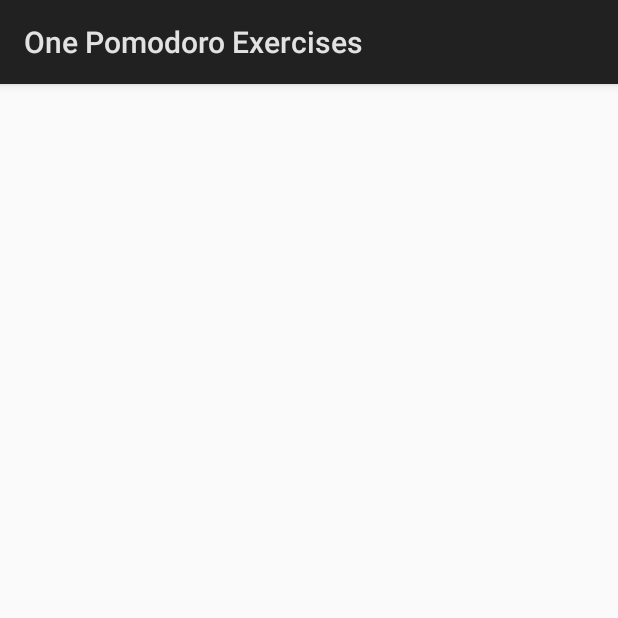
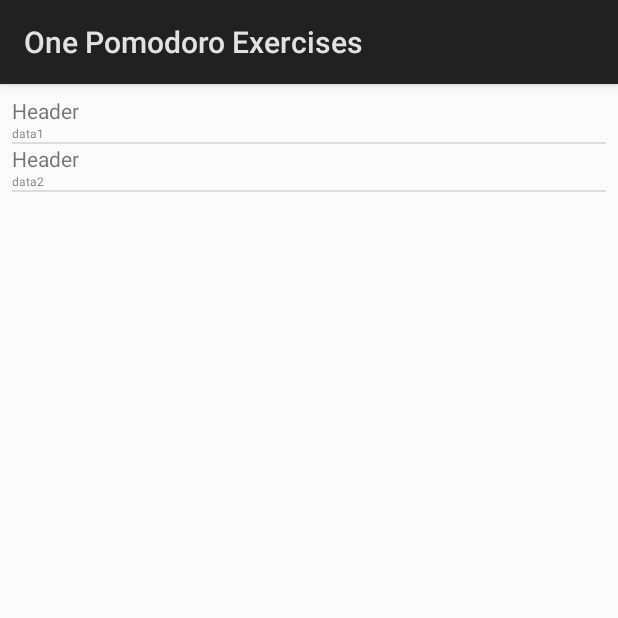
Before and after one commit to HetBenkt/OnePomodoroExercises, an Android app: the screen it shows after launch (MainActivity), on a phone screen of 412 x 824 dp, the top half of it. Run offline under Robolectric (Android 15) with nearby library versions, the phone set to English and light mode, and no system bars.

Commit message:
Update data in custom adapter with row layout data

```diff
--- /dev/null
+++ b/app/src/main/java/nl/bos/onepomodoroexercises/ExerciseAdapter.java
@@ -0,0 +1,52 @@
+package nl.bos.onepomodoroexercises;
+
+import android.content.Context;
+import android.view.LayoutInflater;
+import android.view.View;
+import android.view.ViewGroup;
+import android.widget.BaseAdapter;
+import android.widget.TextView;
+
+public class ExerciseAdapter extends BaseAdapter {
+
+    private final Context context;
+    private static LayoutInflater inflater = null;
+    private String[] data;
+
+    public ExerciseAdapter(Context context, String[] data) {
+        this.context = context;
+        this.data = data;
+        inflater = LayoutInflater.from(context);
+    }
+
+    @Override
+    public int getCount() {
+        return data.length;
+    }
+
+    @Override
+    public Object getItem(int position) {
+        return data[position];
+    }
+
+    @Override
+    public long getItemId(int position) {
+        return position;
+    }
+
+    @Override
+    public View getView(int position, View view, ViewGroup viewGroup) {
+        View vi = view;
+        if (vi == null)
+            vi = inflater.inflate(R.layout.row, null);
+        TextView text = (TextView) vi.findViewById(R.id.subtext);
+        text.setText(data[position]);
+        return vi;
+    }
+
+    public void updateResults(String[] results) {
+        data = results;
+        //Triggers the list update
+        notifyDataSetChanged();
+    }
+}
--- a/app/src/main/java/nl/bos/onepomodoroexercises/MainActivity.java
+++ b/app/src/main/java/nl/bos/onepomodoroexercises/MainActivity.java
@@ -5,7 +5,6 @@ import android.os.Bundle;
 import android.util.Log;
 import android.view.View;
 import android.widget.AdapterView;
-import android.widget.ArrayAdapter;
 import android.widget.ListView;
 import nl.bos.onepomodoroexercises.models.Exercise;
 
@@ -15,7 +14,8 @@ public class MainActivity extends Activity implements AdapterView.OnItemClickLis
 
     private static final String LOG_TAG = "MainActivity";
     private ArrayList<Exercise> exercises = new ArrayList<>();
-    private ArrayAdapter adapter;
+    //private ArrayAdapter adapter;
+    private ExerciseAdapter adapter;
 
     @Override
     protected void onCreate(Bundle savedInstanceState) {
@@ -27,7 +27,8 @@ public class MainActivity extends Activity implements AdapterView.OnItemClickLis
         viewExercises.setOnItemClickListener(this);
         viewExercises.setOnItemLongClickListener(this);
 
-        adapter = new ArrayAdapter(this, android.R.layout.simple_list_item_1, exercises);
+        //adapter = new ArrayAdapter(this, android.R.layout.simple_list_item_1, exercises);
+        adapter = new ExerciseAdapter(this, new String[]{"data1", "data2"});
         viewExercises.setAdapter(adapter);
         new RetrieveDataTask(exercises, adapter, getApplicationContext()).execute("https://drive.google.com/uc?id=1ObJ5KUPpppQWakof-Bym4MEdX_r4LpSB&export=download");
     }
@@ -40,8 +41,9 @@ public class MainActivity extends Activity implements AdapterView.OnItemClickLis
     @Override
     public boolean onItemLongClick(AdapterView<?> adapterView, View view, int position, long id) {
         Log.i(LOG_TAG, "long click" + id);
-        exercises.remove(exercises.get(position));
-        adapter.notifyDataSetChanged();
+        //exercises.remove(exercises.get(position));
+        //adapter.notifyDataSetChanged();
+        adapter.updateResults(new String[]{"data3", "data4"});
         return false;
     }
 }
--- a/app/src/main/java/nl/bos/onepomodoroexercises/RetrieveDataTask.java
+++ b/app/src/main/java/nl/bos/onepomodoroexercises/RetrieveDataTask.java
@@ -1,11 +1,8 @@
 package nl.bos.onepomodoroexercises;
 
-import android.annotation.TargetApi;
 import android.content.Context;
 import android.os.AsyncTask;
-import android.os.Build;
 import android.util.Log;
-import android.widget.ArrayAdapter;
 import android.widget.Toast;
 import com.google.gson.Gson;
 import com.google.gson.GsonBuilder;
@@ -19,19 +16,20 @@ import java.io.BufferedReader;
 import java.io.IOException;
 import java.io.InputStreamReader;
 import java.net.URL;
+import java.text.DateFormat;
 import java.text.MessageFormat;
-import java.time.LocalDate;
+import java.text.SimpleDateFormat;
 import java.util.ArrayList;
+import java.util.Date;
 import java.util.List;
-import java.util.stream.Collectors;
 
 public class RetrieveDataTask extends AsyncTask<String, Void, JsonObject> {
     private final static String LOG_TAG = "RetrieveDataTask";
     private ArrayList<Exercise> exercises;
-    private ArrayAdapter adapter;
+    private ExerciseAdapter adapter;
     private Context context;
 
-    public RetrieveDataTask(ArrayList<Exercise> exercises, ArrayAdapter adapter, Context context) {
+    public RetrieveDataTask(ArrayList<Exercise> exercises, ExerciseAdapter adapter, Context context) {
         this.exercises = exercises;
         this.adapter = adapter;
         this.context = context;
@@ -46,7 +44,11 @@ public class RetrieveDataTask extends AsyncTask<String, Void, JsonObject> {
             in = new BufferedReader(
                     new InputStreamReader(json.openStream()));
 
-            String jsonString = in.lines().collect(Collectors.joining());
+            String jsonString = "";
+            String line = "";
+            while((line = in.readLine()) != null) {
+                jsonString += line;
+            }
             result = new JsonParser().parse(jsonString).getAsJsonObject();
             Log.i(LOG_TAG, String.valueOf(result));
             in.close();
@@ -67,33 +69,37 @@ public class RetrieveDataTask extends AsyncTask<String, Void, JsonObject> {
         return result;
     }
 
-    @TargetApi(Build.VERSION_CODES.O)
     @Override
     protected void onPostExecute(JsonObject jsonData) {
         super.onPostExecute(jsonData);
         Gson gson = new GsonBuilder().create();
         Data data = gson.fromJson(jsonData, Data.class);
 
-        LocalDate today = LocalDate.now();
-        Log.i(LOG_TAG, String.valueOf(today));
+        Date today = new Date();
+        String dateToday = DateFormat.getDateInstance(DateFormat.SHORT).format(today);
+        Log.i(LOG_TAG, dateToday);
 
-        Day currentDay = data.getCurrentDay(today);
+        if (data != null) {
+            Day currentDay = data.getCurrentDay(dateToday);
 
-        if(currentDay != null) {
+            if (currentDay != null) {
                 List<Integer> exercises = currentDay.getExercises();
-            for (int exerciseId: exercises) {
+                for (int exerciseId : exercises) {
                     Exercise exercise = data.getExercise(exerciseId);
-                if(exercise != null) {
+                    if (exercise != null) {
                         this.exercises.add(exercise);
                     } else {
-                    Toast toast = Toast.makeText(context, MessageFormat.format("Exercise id {0} for current day {1} not found in data!", exerciseId, today), Toast.LENGTH_SHORT);
+                        Toast toast = Toast.makeText(context, MessageFormat.format("Exercise id {0} for current day {1} not found in data!", exerciseId, dateToday), Toast.LENGTH_SHORT);
                         toast.show();
                     }
                 }
                 adapter.notifyDataSetChanged();
+            } else {
+                Toast toast = Toast.makeText(context, MessageFormat.format("Current day {0} not found in data!", today), Toast.LENGTH_SHORT);
+                toast.show();
             }
-        else {
-            Toast toast = Toast.makeText(context, MessageFormat.format("Current day {0} not found in data!", today), Toast.LENGTH_SHORT);
+        } else {
+            Toast toast = Toast.makeText(context, "No data found!", Toast.LENGTH_SHORT);
             toast.show();
         }
     }
--- a/app/src/main/java/nl/bos/onepomodoroexercises/models/Data.java
+++ b/app/src/main/java/nl/bos/onepomodoroexercises/models/Data.java
@@ -1,6 +1,6 @@
 package nl.bos.onepomodoroexercises.models;
 
-import java.time.LocalDate;
+import java.util.Date;
 import java.util.List;
 
 @lombok.Data
@@ -9,9 +9,9 @@ public class Data {
     private List<Day> days;
     private List<Exercise> exercises;
 
-    public Day getCurrentDay(LocalDate today) {
+    public Day getCurrentDay(String today) {
         for (Day day: days) {
-            if(day.getDate().equals(today.toString()))
+            if(day.getDate().equals(today))
                 return day;
         }
         return null;
--- /dev/null
+++ b/app/src/main/res/layout/row.xml
@@ -0,0 +1,20 @@
+<?xml version="1.0" encoding="utf-8"?>
+<LinearLayout xmlns:android="http://schemas.android.com/apk/res/android"
+              android:orientation="vertical"
+              android:layout_width="match_parent"
+              android:layout_height="match_parent">
+
+    <TextView
+            android:text="Header"
+            android:layout_width="match_parent"
+            android:layout_height="wrap_content"
+            android:id="@+id/header"
+            />
+
+    <TextView
+            android:text="Subtext"
+            android:layout_width="match_parent"
+            android:layout_height="wrap_content"
+            android:id="@+id/subtext"
+            android:textSize="8sp"/>
+</LinearLayout>
```
Also changed, not shown: app/build.gradle (+6 -4 lines), 1 other file. Lines whose indentation alone changed are shown as unchanged.
